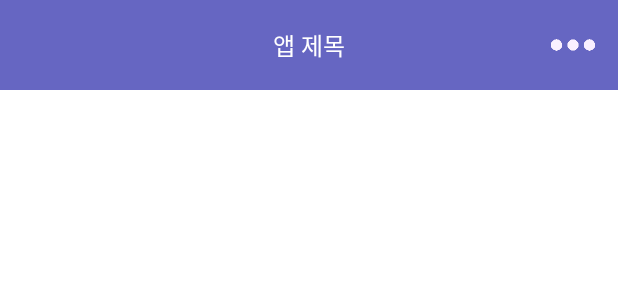
After one commit to Suji6576/yut_fortune, an Android app: the layout my_custom_action_bar.xml on its own in the app's theme, with its tools: preview values and no code run, on a phone screen of 412 x 824 dp. The commit adds this screen. Shown: the top 300 px of the screen. Run offline under Robolectric (Android 15) with nearby library versions, the phone set to English and light mode, and no system bars.

Commit message:
#7 액션바 커스텀 - 메뉴버튼 생성  - 스플래시화면 텍스트 크기 수정

```diff
--- a/app/src/main/java/com/neppplus/yut_fortune/MainActivity.kt
+++ b/app/src/main/java/com/neppplus/yut_fortune/MainActivity.kt
@@ -225,5 +225,7 @@ class MainActivity : BaseActivity() {
 
     override fun setValues() {
 
+        titleTxt.text = "운세보기"
+
     }
 }
--- a/app/src/main/res/layout/activity_main.xml
+++ b/app/src/main/res/layout/activity_main.xml
@@ -30,6 +30,7 @@
             android:layout_width="wrap_content"
             android:layout_height="wrap_content"
             android:layout_gravity="center"
+            android:backgroundTint="@color/background"
             android:text="윷점 뽑기"/>
 
 
--- a/app/src/main/res/layout/activity_splash.xml
+++ b/app/src/main/res/layout/activity_splash.xml
@@ -19,6 +19,7 @@
         android:layout_width="wrap_content"
         android:layout_height="wrap_content"
         android:textColor="@color/background"
+        android:textSize="20sp"
         android:text="당신의 고민은 무엇인가요?"/>
 
 
--- /dev/null
+++ b/app/src/main/res/layout/my_custom_action_bar.xml
@@ -0,0 +1,27 @@
+<?xml version="1.0" encoding="utf-8"?>
+<FrameLayout
+    xmlns:android="http://schemas.android.com/apk/res/android"
+    android:layout_width="match_parent"
+    android:layout_height="60dp"
+    android:background="@color/background"
+    android:orientation="horizontal">
+
+    <TextView
+        android:id="@+id/titleTxt"
+        android:layout_width="wrap_content"
+        android:layout_height="wrap_content"
+        android:text="앱 제목"
+        android:textColor="@color/white"
+        android:textSize="16sp"
+        android:layout_gravity="center" />
+
+    <ImageView
+        android:id="@+id/menuBtn"
+        android:layout_width="40dp"
+        android:layout_height="40dp"
+        android:padding="5dp"
+        android:src="@drawable/dot_menu_icon"
+        android:layout_gravity="center|right"
+        android:layout_marginRight="10dp"/>
+
+</FrameLayout>
```
Also changed, not shown: app/src/main/java/com/neppplus/yut_fortune/BaseActivity.kt (+25 -0 lines), app/src/main/res/drawable/dot_menu_icon.png (added).
